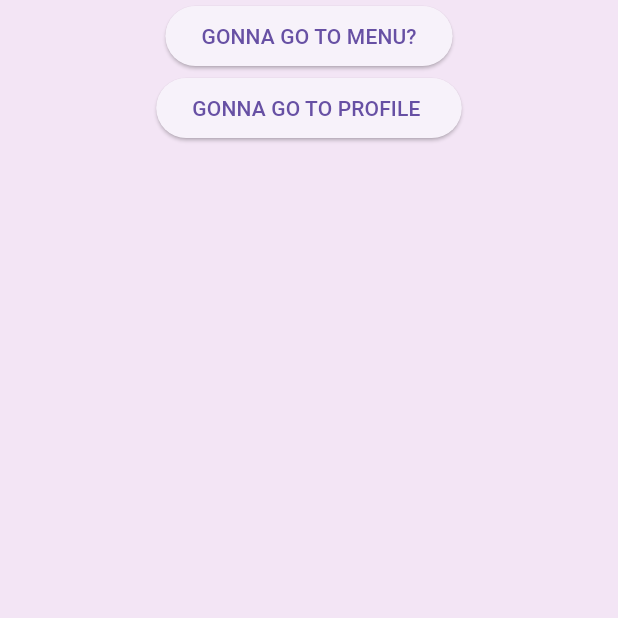
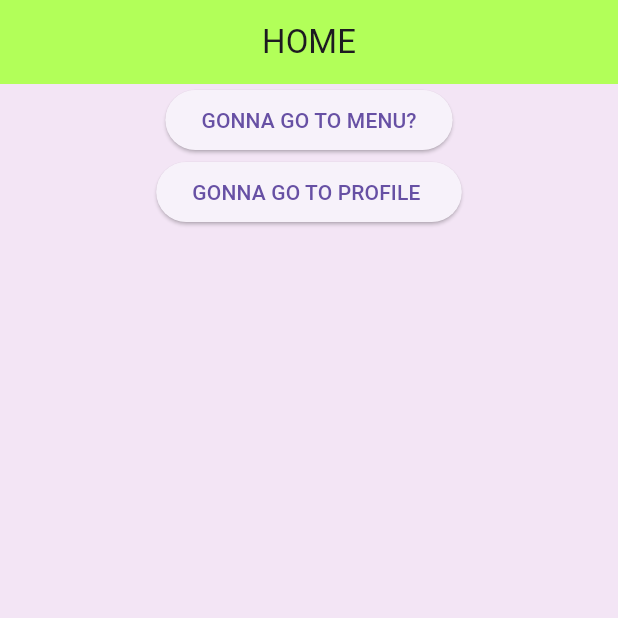
Before and after one commit to FREANCATIBOG/frontAnime, a Flutter app: the screen it shows after launch, on a phone screen of 412 x 824 dp, the top half of it. Run offline on Flutter 3.47's test engine with Material 3 defaults, Android fonts, the light colour scheme and no system bars.

Commit message:
few build of dashboards and menu

```diff
--- a/lib/pages/dashboard.dart
+++ b/lib/pages/dashboard.dart
@@ -11,6 +11,11 @@ class _DashboardState extends State<Dashboard> {
   @override
   Widget build(BuildContext context) {
     return Scaffold(
+      appBar: AppBar(
+        title: Text('HOME'),
+        centerTitle: true,
+        backgroundColor: Colors.lightGreenAccent[200],
+      ),
       backgroundColor: Colors.purple[50],
       body: Container(
         child: SafeArea(
```
